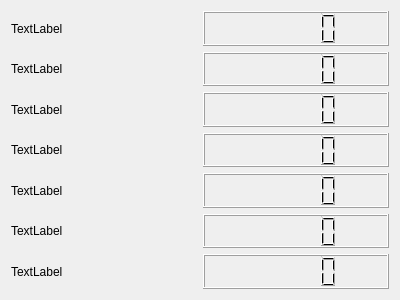
Qt form JS_UDS_UI/Display/valuedisplaybar.ui (M-JEFFRYES/JS_UDS_SYSTEM) before a commit.
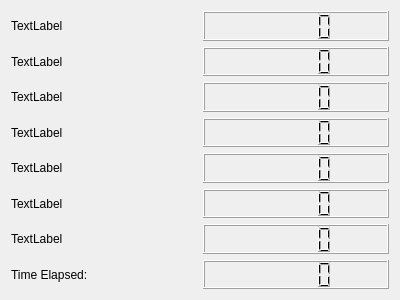
The same form after that commit.

What changed in the file:
```diff
--- a/JS_UDS_UI/Display/valuedisplaybar.ui
+++ b/JS_UDS_UI/Display/valuedisplaybar.ui
@@ -14,20 +14,6 @@
    <string>Frame</string>
   </property>
   <layout class="QVBoxLayout" name="verticalLayout">
-   <item>
-    <layout class="QHBoxLayout" name="display2">
-     <item>
-      <widget class="QLabel" name="displayLabel2">
-       <property name="text">
-        <string>TextLabel</string>
-       </property>
-      </widget>
-     </item>
-     <item>
-      <widget class="QLCDNumber" name="displayNumber2"/>
-     </item>
-    </layout>
-   </item>
    <item>
     <layout class="QHBoxLayout" name="display1">
      <item>
@@ -42,6 +28,20 @@
      </item>
     </layout>
    </item>
+   <item>
+    <layout class="QHBoxLayout" name="display2">
+     <item>
+      <widget class="QLabel" name="displayLabel2">
+       <property name="text">
+        <string>TextLabel</string>
+       </property>
+      </widget>
+     </item>
+     <item>
+      <widget class="QLCDNumber" name="displayNumber2"/>
+     </item>
+    </layout>
+   </item>
    <item>
     <layout class="QHBoxLayout" name="display3">
      <item>
@@ -49,10 +49,51 @@
        <property name="text">
         <string>TextLabel</string>
        </property>
+       <property name="textFormat">
+        <enum>Qt::AutoText</enum>
+       </property>
       </widget>
      </item>
      <item>
-      <widget class="QLCDNumber" name="displayNumber3"/>
+      <widget class="QLCDNumber" name="displayNumber3">
+       <property name="palette">
+        <palette>
+         <active>
+          <colorrole role="Text">
+           <brush brushstyle="SolidPattern">
+            <color alpha="255">
+             <red>0</red>
+             <green>0</green>
+             <blue>255</blue>
+            </color>
+           </brush>
+          </colorrole>
+         </active>
+         <inactive>
+          <colorrole role="Text">
+           <brush brushstyle="SolidPattern">
+            <color alpha="255">
+             <red>0</red>
+             <green>0</green>
+             <blue>0</blue>
+            </color>
+           </brush>
+          </colorrole>
+         </inactive>
+         <disabled>
+          <colorrole role="Text">
+           <brush brushstyle="SolidPattern">
+            <color alpha="255">
+             <red>120</red>
+             <green>120</green>
+             <blue>120</blue>
+            </color>
+           </brush>
+          </colorrole>
+         </disabled>
+        </palette>
+       </property>
+      </widget>
      </item>
     </layout>
    </item>
@@ -112,6 +153,20 @@
      </item>
     </layout>
    </item>
+   <item>
+    <layout class="QHBoxLayout" name="horizontalLayout">
+     <item>
+      <widget class="QLabel" name="timeLabel">
+       <property name="text">
+        <string>Time Elapsed:</string>
+       </property>
+      </widget>
+     </item>
+     <item>
+      <widget class="QLCDNumber" name="timeNumber"/>
+     </item>
+    </layout>
+   </item>
   </layout>
  </widget>
  <resources/>
```
